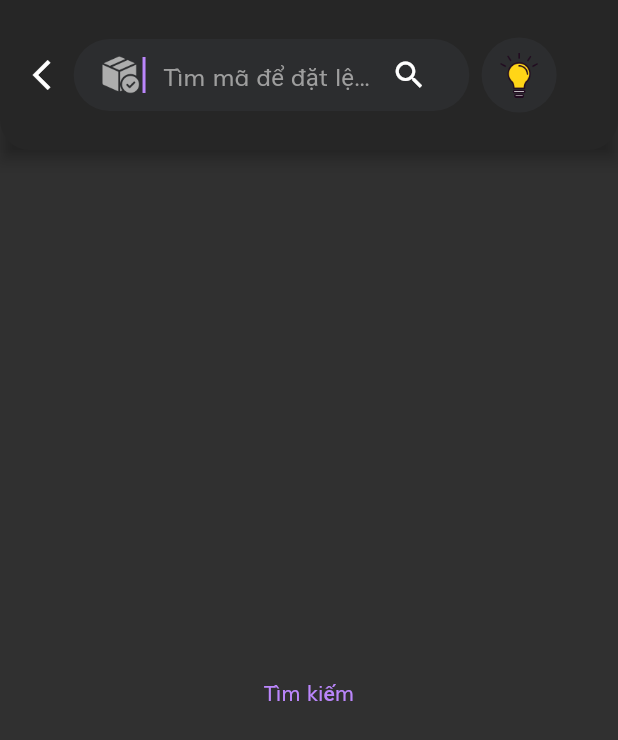
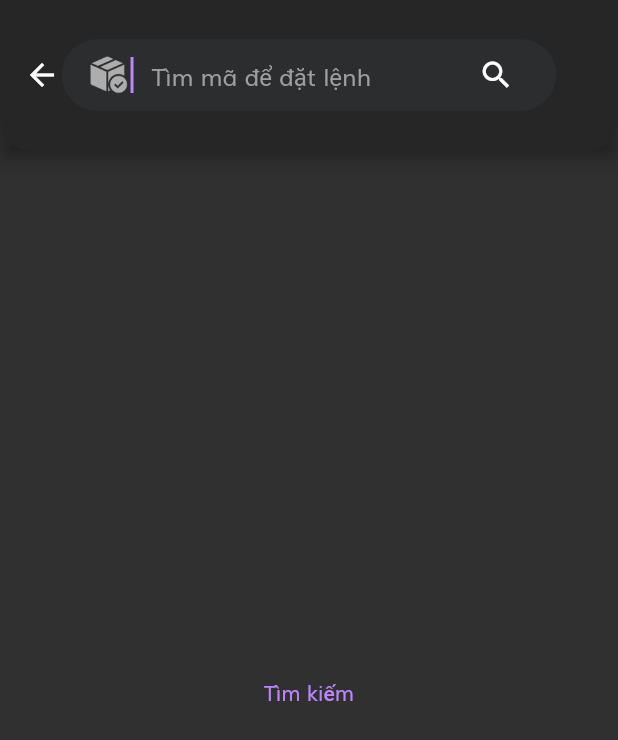
Before and after one commit to sinh3008/FPTS_entrade, a Flutter app: the SearchPage screen opened directly, on a phone screen of 412 x 824 dp. Shown: the top 740 px of the screen. Run offline on Flutter 3.47's test engine with Material 2 defaults, Android fonts, the phone set to English and light mode, and no system bars; our stand-ins replace bloc, fl_chart, flutter_bloc, flutter_screenutil, flutter_svg, fluttertoast and 2 more.

Commit message:
update appbar

```diff
--- a/entrade_x/lib/ui/pages_test/search_page.dart
+++ b/entrade_x/lib/ui/pages_test/search_page.dart
@@ -1,8 +1,5 @@
-import 'package:entrade_x/ui/screen/home/home_screen.dart';
 import 'package:flutter/material.dart';
 
-import '../components/circle_k.dart';
-import '../screen/home/body/body_home.dart';
 
 class SearchPage extends StatelessWidget {
   static String routerName = 'inboxpage';
@@ -16,35 +13,6 @@ class SearchPage extends StatelessWidget {
     double height = screenSize.height;
     return Scaffold(
       appBar: AppBar(
-        leading: Builder(
-          builder: (BuildContext context) {
-            return IconButton(
-              icon: const Icon(Icons.arrow_back_ios_sharp),
-              onPressed: () {
-                Navigator.of(context).pushAndRemoveUntil(
-                  MaterialPageRoute(
-                    builder: (BuildContext context) {
-                      return const BodyHomeScreen();
-                    },
-                  ),
-                  (_) => false,
-                );
-
-                // FocusScope.of(context).unfocus();
-                //
-                // Navigator.of(context).pushAndRemoveUntil(
-                //   MaterialPageRoute(
-                //     builder: (BuildContext context) {
-                //       return const BodyHomeScreen();
-                //     },
-                //   ),
-                //   (_) => false,
-                // );
-              },
-              // tooltip: MaterialLocalizations.of(context).openAppDrawerTooltip,
-            );
-          },
-        ),
         backgroundColor: Colors.transparent,
         toolbarHeight: 100, // Set this height
         flexibleSpace: SafeArea(
@@ -61,13 +29,9 @@ class SearchPage extends StatelessWidget {
             ),
             child: Row(
               mainAxisAlignment: MainAxisAlignment.center,
-              crossAxisAlignment: CrossAxisAlignment.center,
               children: [
-                SizedBox(
-                  width: width * 0.02,
-                ),
                 Container(
-                  width: width * 0.64,
+                  width: width * 0.8,
                   decoration: BoxDecoration(
                     borderRadius: BorderRadius.circular(30),
                     color: const Color(0xff2c2d2f),
@@ -103,16 +67,6 @@ class SearchPage extends StatelessWidget {
                     ],
                   ),
                 ),
-                SizedBox(
-                  width: width * 0.02,
-                ),
-                buildCircleK(
-                    onClicked: () {},
-                    demo: const Image(
-                      image: AssetImage('assets/images/lightbulb.png'),
-                      fit: BoxFit.cover,
-                    ),
-                    color: const Color(0xff2c2d2f)),
               ],
             ),
           ),
--- a/entrade_x/lib/ui/screen/home/home_screen.dart
+++ b/entrade_x/lib/ui/screen/home/home_screen.dart
@@ -86,7 +86,7 @@ class HomeScreen extends StatelessWidget {
       popAllScreensOnTapOfSelectedTab: true,
       popActionScreens: PopActionScreensType.all,
       itemAnimationProperties: const ItemAnimationProperties(
-        duration: Duration(milliseconds: 200),
+        duration: Duration(milliseconds: 300),
         curve: Curves.ease,
       ),
       screenTransitionAnimation: const ScreenTransitionAnimation(
```
